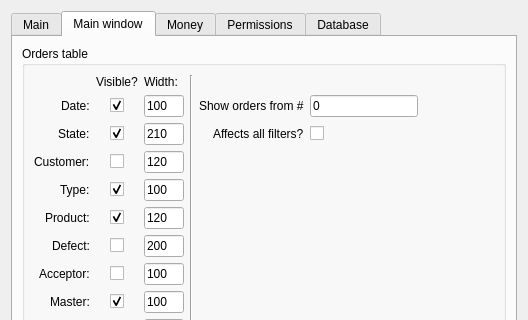
Before: the Qt Designer form RepairCenter/settings.ui in Feo-d-oR/YARC, drawn with Qt 5; both pictures show x 0 to 528 and y 0 to 320 of the 528 by 484 pixel window.
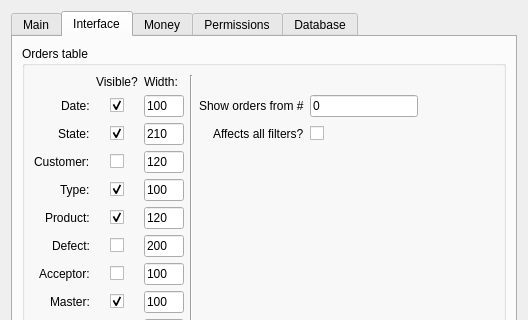
After: the same form once the commit is applied. The open tabs and pages were chosen to show the change. Icons and pictures are not drawn.

Patch:
```diff
--- a/RepairCenter/settings.ui
+++ b/RepairCenter/settings.ui
@@ -245,7 +245,7 @@
      </widget>
      <widget class="QWidget" name="mainwindow">
       <attribute name="title">
-       <string>Main window</string>
+       <string>Interface</string>
       </attribute>
       <layout class="QVBoxLayout" name="verticalLayout_2">
        <item>
```
Left out of the diff: 2 changed lines with no effect on the pictures.
